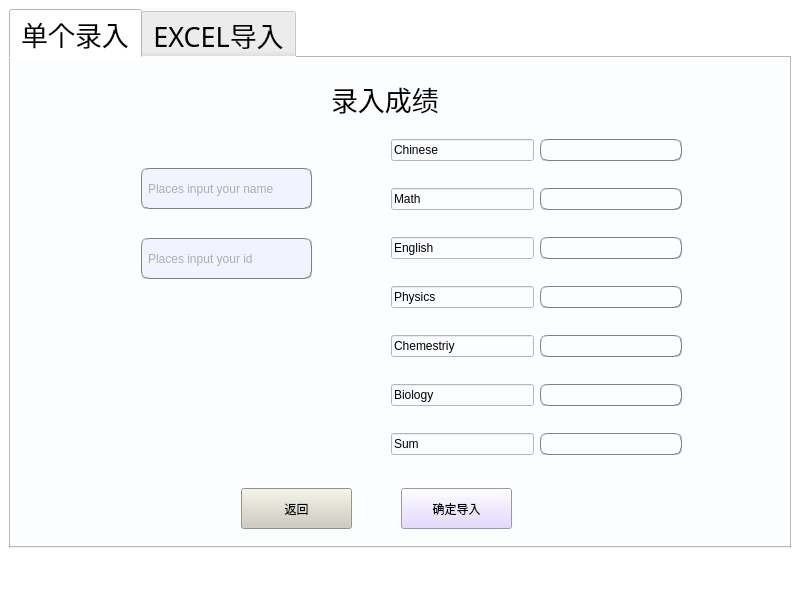
First picture: the form in CODE/input_score.ui, repository lensans/-, before the edit.
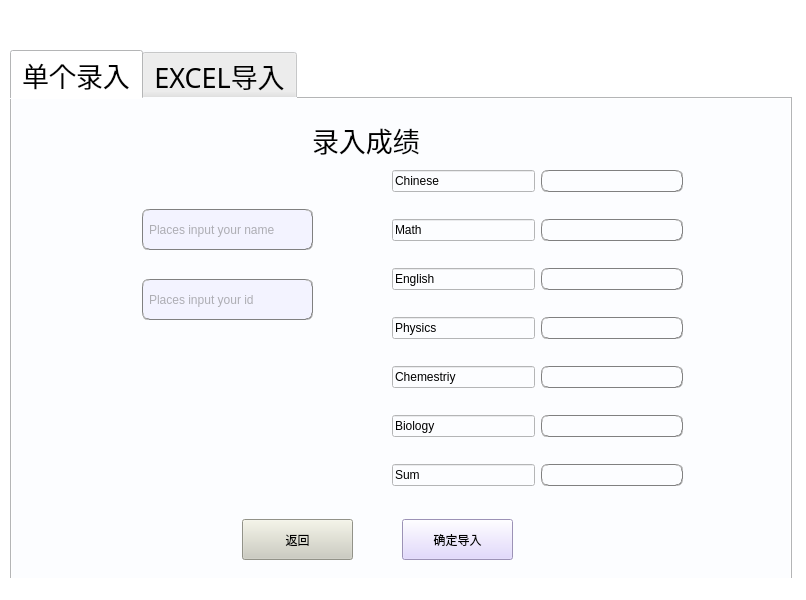
Second picture: the form after the edit. The open tabs and pages were chosen to show the change.

```diff
--- a/CODE/input_score.ui
+++ b/CODE/input_score.ui
@@ -20,8 +20,8 @@
    <widget class="QTabWidget" name="input_tab">
     <property name="geometry">
      <rect>
-      <x>9</x>
-      <y>9</y>
+      <x>10</x>
+      <y>50</y>
       <width>782</width>
       <height>539</height>
      </rect>
@@ -62,7 +62,7 @@
       <property name="geometry">
        <rect>
         <x>380</x>
-        <y>60</y>
+        <y>50</y>
         <width>291</width>
         <height>361</height>
        </rect>
@@ -204,7 +204,7 @@
       <property name="geometry">
        <rect>
         <x>390</x>
-        <y>430</y>
+        <y>420</y>
         <width>111</width>
         <height>41</height>
        </rect>
@@ -221,7 +221,7 @@
       <property name="geometry">
        <rect>
         <x>230</x>
-        <y>430</y>
+        <y>420</y>
         <width>111</width>
         <height>41</height>
        </rect>
@@ -237,7 +237,7 @@
      <widget class="QLabel" name="revise_title_2">
       <property name="geometry">
        <rect>
-        <x>320</x>
+        <x>300</x>
         <y>10</y>
         <width>141</width>
         <height>61</height>
```
Left out of the diff: 10 changed lines with no effect on the pictures.
